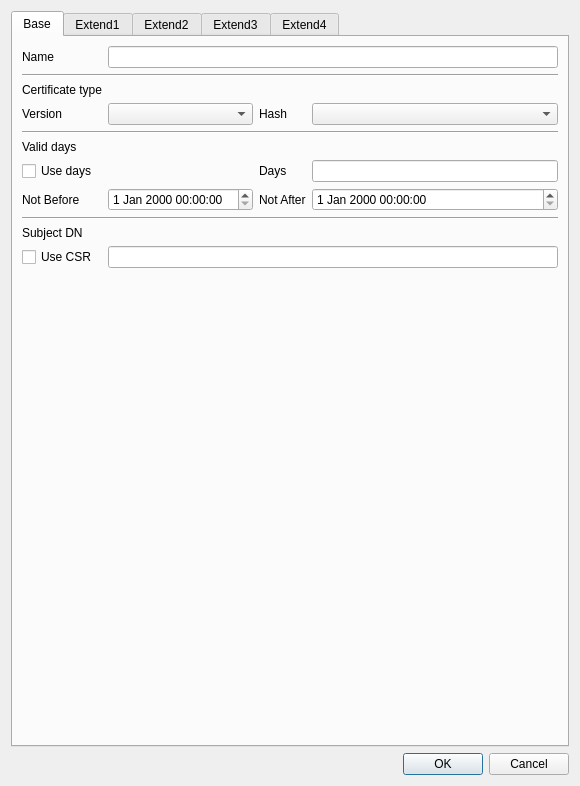
Qt form CAMan/make_cert_policy_dlg.ui (jykim74/CertMan) before a commit.
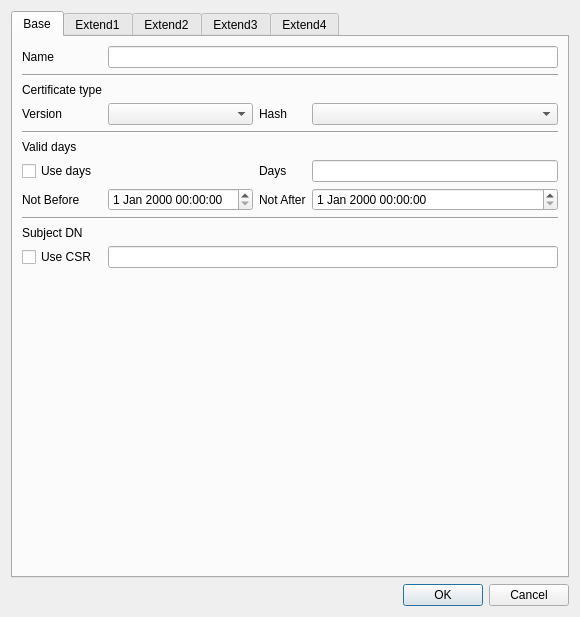
The same form after that commit.

```diff
--- a/CAMan/make_cert_policy_dlg.ui
+++ b/CAMan/make_cert_policy_dlg.ui
@@ -7,7 +7,7 @@
     <x>0</x>
     <y>0</y>
     <width>580</width>
-    <height>786</height>
+    <height>617</height>
    </rect>
   </property>
   <property name="windowTitle">
```
